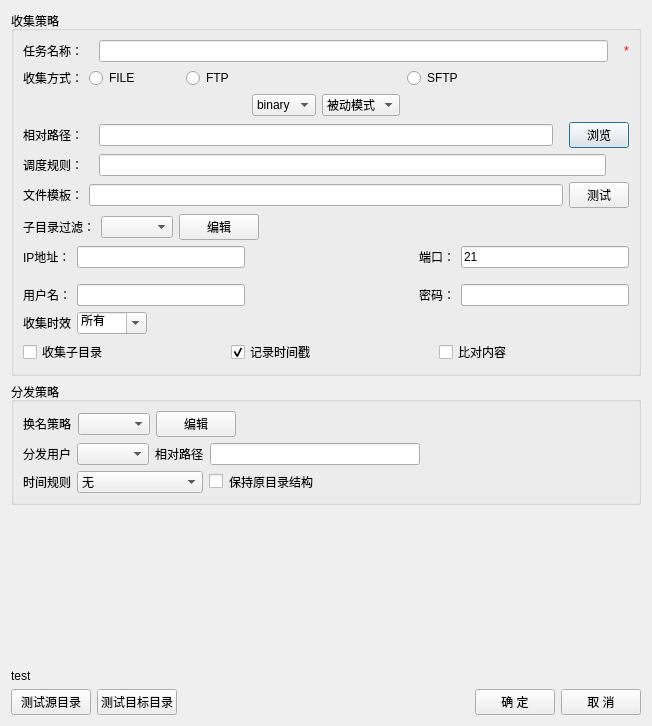
Qt form apps/DataTransfer/ui/collect.ui (liubojun/DataTransfer) before a commit.
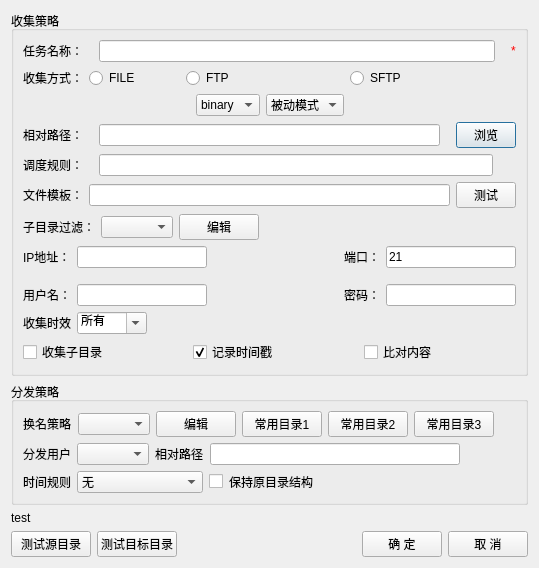
The same form after that commit. Icons and pictures are not drawn.

```diff
--- a/apps/DataTransfer/ui/collect.ui
+++ b/apps/DataTransfer/ui/collect.ui
@@ -6,8 +6,8 @@
    <rect>
     <x>0</x>
     <y>0</y>
-    <width>652</width>
-    <height>726</height>
+    <width>539</width>
+    <height>543</height>
    </rect>
   </property>
   <property name="windowTitle">
@@ -573,6 +573,36 @@
           </property>
          </widget>
         </item>
+        <item>
+         <widget class="QPushButton" name="btn_dir1">
+          <property name="toolTip">
+           <string>&lt;html&gt;&lt;head/&gt;&lt;body&gt;&lt;p&gt;年/年月/年月日&lt;/p&gt;&lt;/body&gt;&lt;/html&gt;</string>
+          </property>
+          <property name="text">
+           <string>常用目录1</string>
+          </property>
+         </widget>
+        </item>
+        <item>
+         <widget class="QPushButton" name="btn_dir2">
+          <property name="toolTip">
+           <string>&lt;html&gt;&lt;head/&gt;&lt;body&gt;&lt;p&gt;年/月/日&lt;/p&gt;&lt;/body&gt;&lt;/html&gt;</string>
+          </property>
+          <property name="text">
+           <string>常用目录2</string>
+          </property>
+         </widget>
+        </item>
+        <item>
+         <widget class="QPushButton" name="btn_dir3">
+          <property name="toolTip">
+           <string>&lt;html&gt;&lt;head/&gt;&lt;body&gt;&lt;p&gt;年月日&lt;/p&gt;&lt;/body&gt;&lt;/html&gt;</string>
+          </property>
+          <property name="text">
+           <string>常用目录3</string>
+          </property>
+         </widget>
+        </item>
         <item>
          <spacer name="horizontalSpacer">
           <property name="orientation">
@@ -608,7 +638,14 @@
          </widget>
         </item>
         <item>
-         <widget class="QLineEdit" name="lineEdit_rtvpath"/>
+         <widget class="QLineEdit" name="lineEdit_rtvpath">
+          <property name="minimumSize">
+           <size>
+            <width>250</width>
+            <height>0</height>
+           </size>
+          </property>
+         </widget>
         </item>
         <item>
          <spacer name="horizontalSpacer_16">
```
